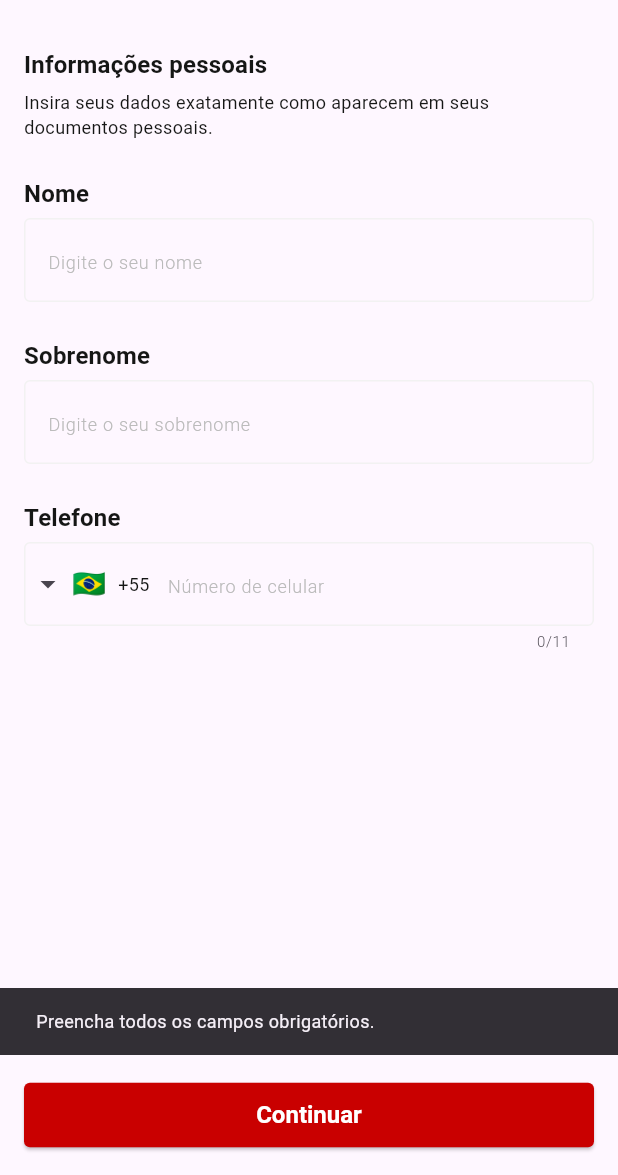
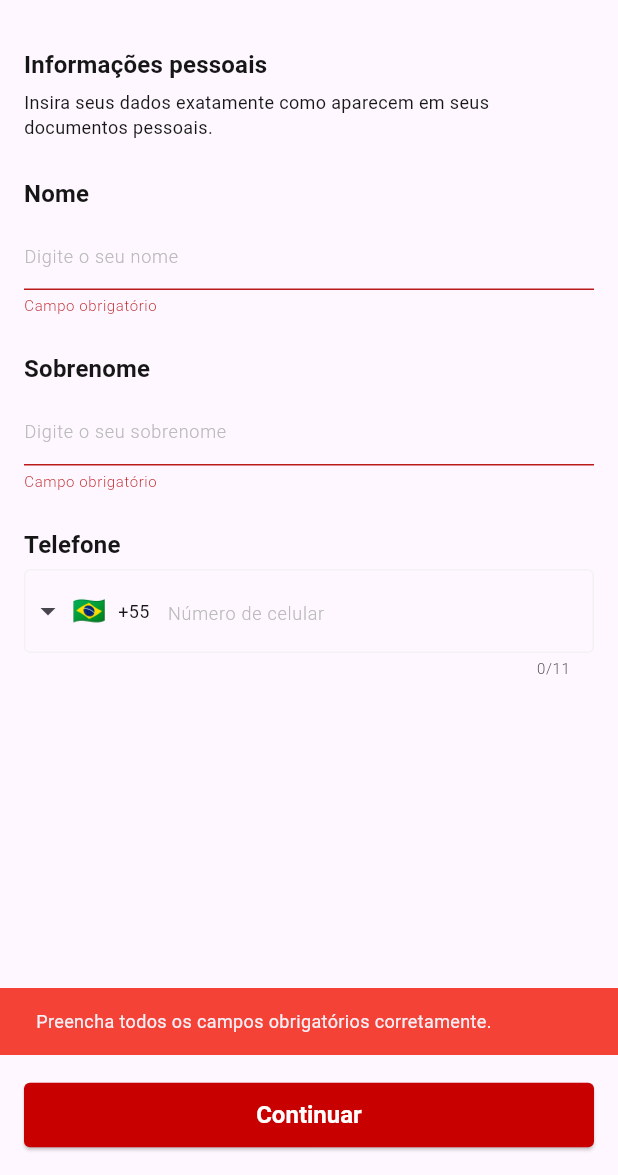
Before and after one commit to joas-barros/frc_prototype, a Flutter app: the RegisterPage screen opened by its route, after a tap on "Continuar", on a phone screen of 412 x 824 dp, the part 61-1236 px from its top. Run offline on Flutter 3.47's test engine with Material 3 defaults, Android fonts, the phone set to English and light mode, and no system bars; drawn by our look-alikes of intl_phone_field; our stand-ins replace app_links, carousel_slider, flutter_dotenv, flutter_svg, supabase_flutter; accounts and stored records are empty.

Commit message:
fix: register page validation

```diff
--- a/lib/app/ui/core/widgets/regular_text_field.dart
+++ b/lib/app/ui/core/widgets/regular_text_field.dart
@@ -45,6 +45,12 @@ class RegularTextField extends StatelessWidget {
             hintText: hintText,
             hintStyle: Theme.of(context).textTheme.labelSmall,
           ),
+          validator: (value) {
+            if (value == null || value.isEmpty) {
+              return 'Campo obrigatório';
+            }
+            return null;
+          },
         ),
       ],
     );
--- a/lib/app/ui/pages/sign-up/register_page.dart
+++ b/lib/app/ui/pages/sign-up/register_page.dart
@@ -85,12 +85,12 @@ class _RegisterPageState extends State<RegisterPage> {
   }
 
   void _handleGoToNextPage(BuildContext context) {
-    if (_nameController.text.isEmpty ||
-        _lastNameController.text.isEmpty ||
-        _phoneController.text.isEmpty) {
+
+    if (!_formKey.currentState!.validate()) {
       ScaffoldMessenger.of(context).showSnackBar(
         const SnackBar(
-          content: Text('Preencha todos os campos obrigatórios.'),
+          content: Text('Preencha todos os campos obrigatórios corretamente.'),
+          backgroundColor: Colors.red,
         ),
       );
       return;
```
Also changed, not shown: lib/app/ui/pages/sign-up/register_page_2.dart (+4 -4 lines).
